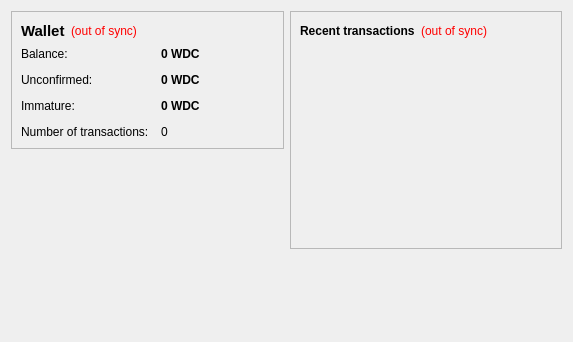
Qt form src/qt/forms/overviewpage.ui (eightyfourcoin/84) before a commit.
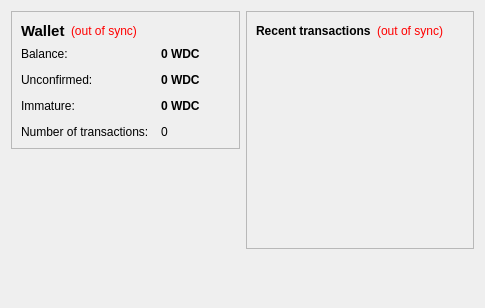
The same form after that commit.

The edit to the form file:
```diff
--- a/src/qt/forms/overviewpage.ui
+++ b/src/qt/forms/overviewpage.ui
@@ -6,8 +6,8 @@
    <rect>
     <x>0</x>
     <y>0</y>
-    <width>573</width>
-    <height>342</height>
+    <width>485</width>
+    <height>308</height>
    </rect>
   </property>
   <property name="windowTitle">
```
